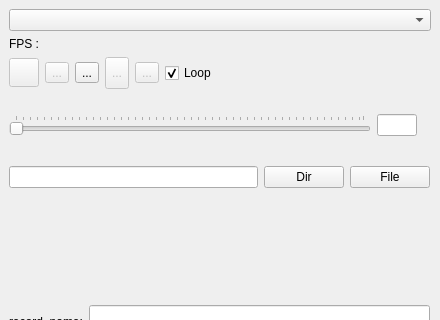
Before: the Qt Designer form SeaGoatVision/client/qt/uifiles/WinMedia.ui in Octets/SeaGoatVision, drawn with Qt 5; both pictures show x 0 to 440 and y 0 to 320 of the 440 by 556 pixel window.
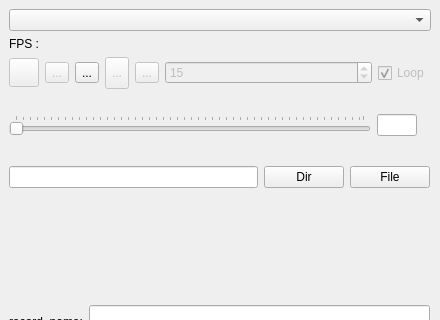
After: the same form once the commit is applied. Icons and pictures are not drawn.

The edit to the form file:
```diff
--- a/SeaGoatVision/client/qt/uifiles/WinMedia.ui
+++ b/SeaGoatVision/client/qt/uifiles/WinMedia.ui
@@ -248,10 +248,32 @@
             </property>
            </widget>
           </item>
+          <item>
+           <widget class="QSpinBox" name="spin_box_fps">
+            <property name="enabled">
+             <bool>false</bool>
+            </property>
+            <property name="sizePolicy">
+             <sizepolicy hsizetype="MinimumExpanding" vsizetype="Fixed">
+              <horstretch>0</horstretch>
+              <verstretch>0</verstretch>
+             </sizepolicy>
+            </property>
+            <property name="minimum">
+             <number>1</number>
+            </property>
+            <property name="maximum">
+             <number>50</number>
+            </property>
+            <property name="value">
+             <number>15</number>
+            </property>
+           </widget>
+          </item>
           <item>
            <widget class="QCheckBox" name="loopchb">
             <property name="enabled">
-             <bool>true</bool>
+             <bool>false</bool>
             </property>
             <property name="layoutDirection">
              <enum>Qt::LeftToRight</enum>
```
Left out of the diff: 4 changed lines with no effect on the pictures.
